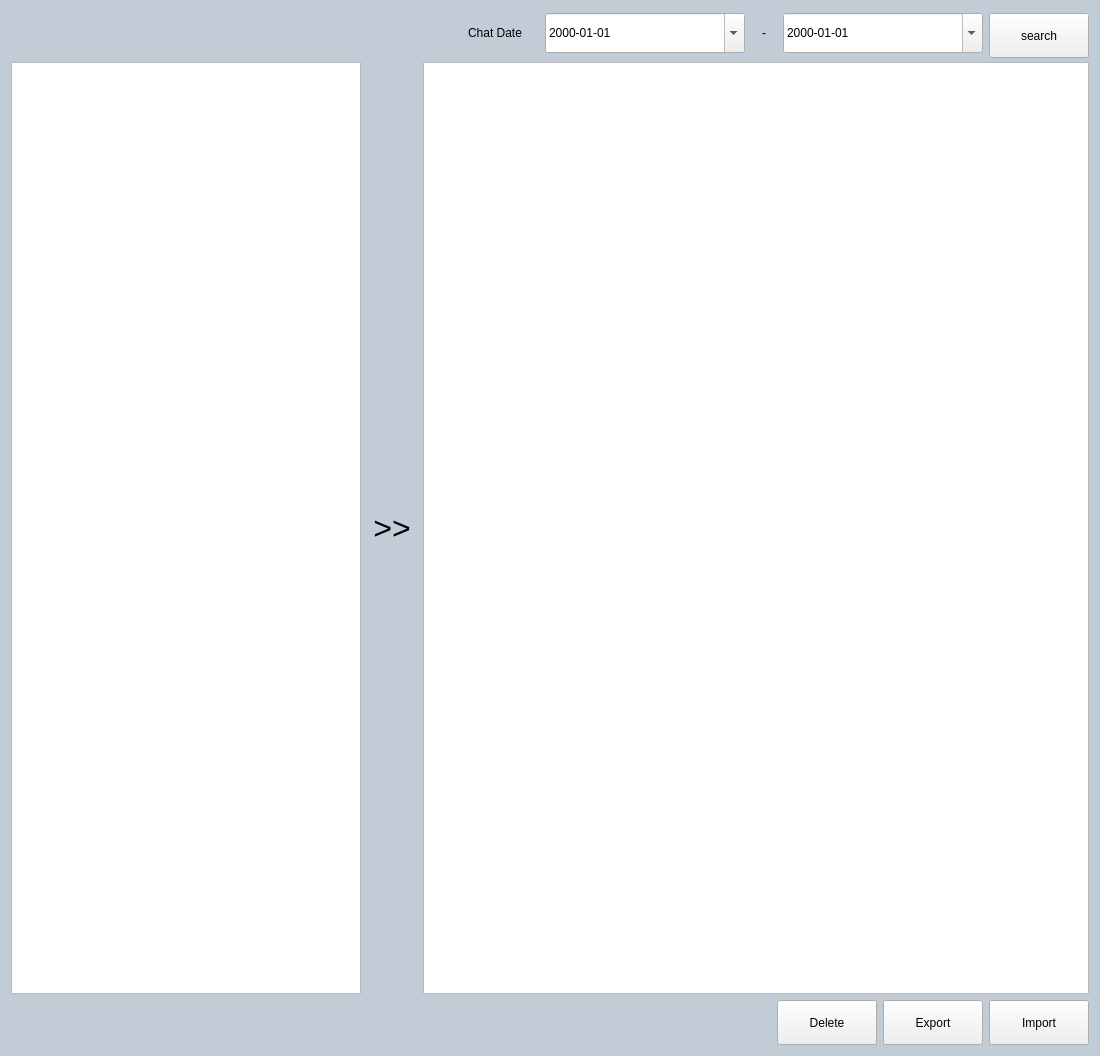
Before: the Qt Designer form src/setting_page/SettingPageHistory.ui in hanjingo/rag-qt, drawn with Qt 5.
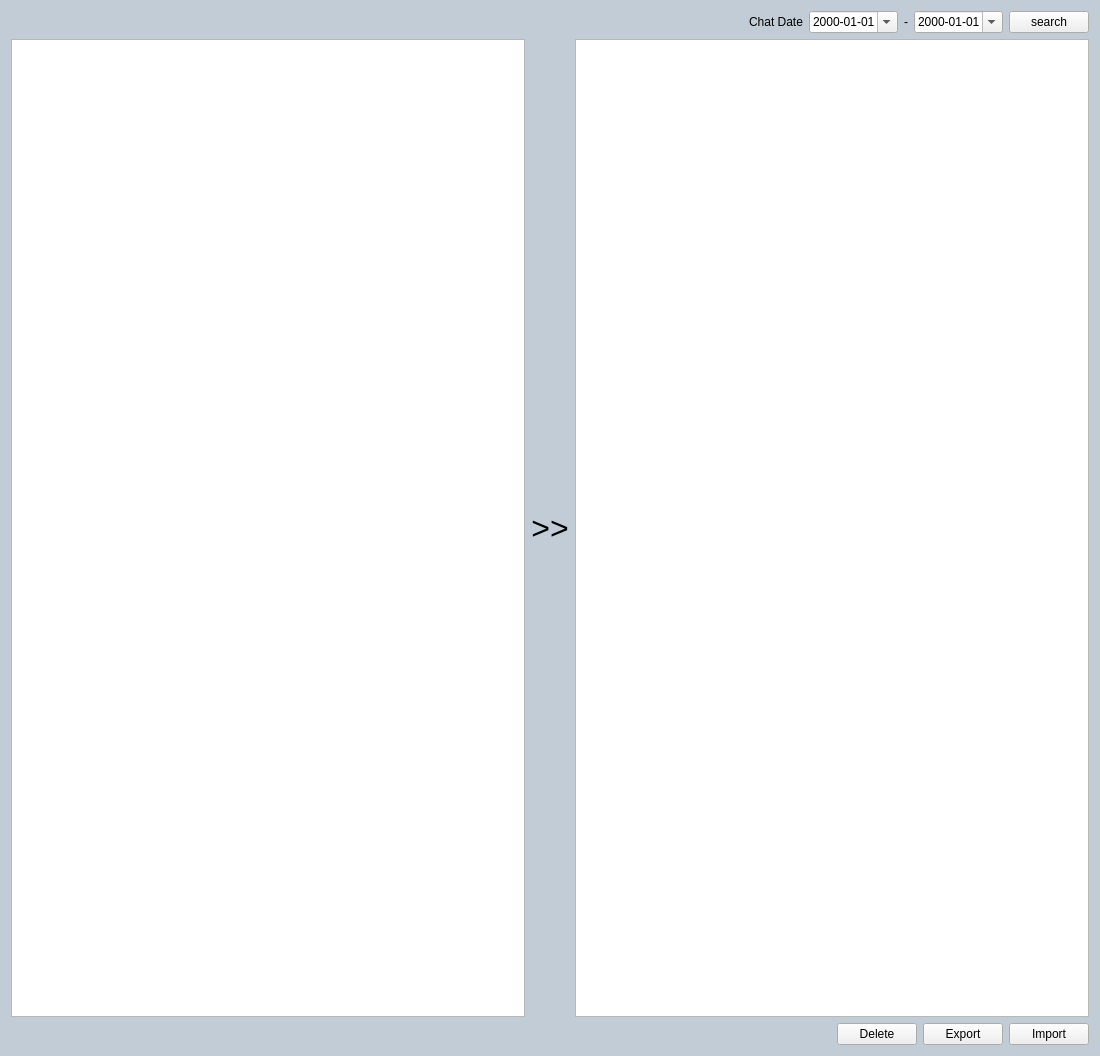
After: the same form once the commit is applied.

```diff
--- a/src/setting_page/SettingPageHistory.ui
+++ b/src/setting_page/SettingPageHistory.ui
@@ -27,6 +27,12 @@
     <layout class="QHBoxLayout" name="horizontalLayout">
      <item>
       <spacer name="horizontalSpacer">
+       <property name="minimumSize">
+        <size>
+         <width>0</width>
+         <height>0</height>
+        </size>
+       </property>
        <property name="orientation">
         <enum>Qt::Orientation::Horizontal</enum>
        </property>
@@ -42,14 +48,14 @@
       <widget class="QLabel" name="lblChatDate">
        <property name="minimumSize">
         <size>
-         <width>88</width>
-         <height>40</height>
+         <width>0</width>
+         <height>0</height>
         </size>
        </property>
        <property name="maximumSize">
         <size>
-         <width>88</width>
-         <height>40</height>
+         <width>16777215</width>
+         <height>16777215</height>
         </size>
        </property>
        <property name="text">
@@ -64,14 +70,14 @@
       <widget class="QDateEdit" name="dateEditStart">
        <property name="minimumSize">
         <size>
-         <width>200</width>
-         <height>40</height>
+         <width>0</width>
+         <height>0</height>
         </size>
        </property>
        <property name="maximumSize">
         <size>
-         <width>200</width>
-         <height>40</height>
+         <width>16777215</width>
+         <height>16777215</height>
         </size>
        </property>
        <property name="correctionMode">
@@ -92,14 +98,14 @@
       <widget class="QLabel" name="lblChatDateTo">
        <property name="minimumSize">
         <size>
-         <width>26</width>
-         <height>40</height>
+         <width>0</width>
+         <height>0</height>
         </size>
        </property>
        <property name="maximumSize">
         <size>
-         <width>26</width>
-         <height>40</height>
+         <width>16777215</width>
+         <height>16777215</height>
         </size>
        </property>
        <property name="text">
@@ -114,14 +120,14 @@
       <widget class="QDateEdit" name="dateEditEnd">
        <property name="minimumSize">
         <size>
-         <width>200</width>
-         <height>40</height>
+         <width>0</width>
+         <height>0</height>
         </size>
        </property>
        <property name="maximumSize">
         <size>
-         <width>200</width>
-         <height>40</height>
+         <width>16777215</width>
+         <height>16777215</height>
         </size>
        </property>
        <property name="correctionMode">
@@ -142,14 +148,14 @@
       <widget class="QPushButton" name="btnSearch">
        <property name="minimumSize">
         <size>
-         <width>100</width>
-         <height>45</height>
+         <width>0</width>
+         <height>0</height>
         </size>
        </property>
        <property name="maximumSize">
         <size>
-         <width>112</width>
-         <height>40</height>
+         <width>16777215</width>
+         <height>16777215</height>
         </size>
        </property>
        <property name="text">
@@ -163,9 +169,15 @@
     <layout class="QHBoxLayout" name="horizontalLayout_3">
      <item>
       <widget class="QTableView" name="tbviewCatalog">
+       <property name="minimumSize">
+        <size>
+         <width>0</width>
+         <height>0</height>
+        </size>
+       </property>
        <property name="maximumSize">
         <size>
-         <width>350</width>
+         <width>16777215</width>
          <height>16777215</height>
         </size>
        </property>
@@ -187,14 +199,14 @@
       <widget class="QLabel" name="lbl_Right">
        <property name="minimumSize">
         <size>
-         <width>50</width>
-         <height>50</height>
+         <width>0</width>
+         <height>0</height>
         </size>
        </property>
        <property name="maximumSize">
         <size>
-         <width>50</width>
-         <height>50</height>
+         <width>16777215</width>
+         <height>16777215</height>
         </size>
        </property>
        <property name="font">
@@ -214,7 +226,14 @@
       </widget>
      </item>
      <item>
-      <widget class="QTextBrowser" name="txtBrowserChat"/>
+      <widget class="QTextBrowser" name="txtBrowserChat">
+       <property name="minimumSize">
+        <size>
+         <width>0</width>
+         <height>0</height>
+        </size>
+       </property>
+      </widget>
      </item>
     </layout>
    </item>
@@ -222,6 +241,12 @@
     <layout class="QHBoxLayout" name="horizontalLayout_2">
      <item>
       <spacer name="horizontalSpacer_2">
+       <property name="minimumSize">
+        <size>
+         <width>0</width>
+         <height>0</height>
+        </size>
+       </property>
        <property name="orientation">
         <enum>Qt::Orientation::Horizontal</enum>
        </property>
@@ -237,14 +262,14 @@
       <widget class="QPushButton" name="btnDelete">
        <property name="minimumSize">
         <size>
-         <width>100</width>
-         <height>45</height>
+         <width>0</width>
+         <height>0</height>
         </size>
        </property>
        <property name="maximumSize">
         <size>
-         <width>132</width>
-         <height>54</height>
+         <width>16777215</width>
+         <height>16777215</height>
         </size>
        </property>
        <property name="font">
@@ -259,14 +284,14 @@
       <widget class="QPushButton" name="btnExport">
        <property name="minimumSize">
         <size>
-         <width>100</width>
-         <height>45</height>
+         <width>0</width>
+         <height>0</height>
         </size>
        </property>
        <property name="maximumSize">
         <size>
-         <width>132</width>
-         <height>54</height>
+         <width>16777215</width>
+         <height>16777215</height>
         </size>
        </property>
        <property name="font">
@@ -281,14 +306,14 @@
       <widget class="QPushButton" name="btnImport">
        <property name="minimumSize">
         <size>
-         <width>100</width>
-         <height>45</height>
+         <width>0</width>
+         <height>0</height>
         </size>
        </property>
        <property name="maximumSize">
         <size>
-         <width>132</width>
-         <height>54</height>
+         <width>16777215</width>
+         <height>16777215</height>
         </size>
        </property>
        <property name="font">
```
